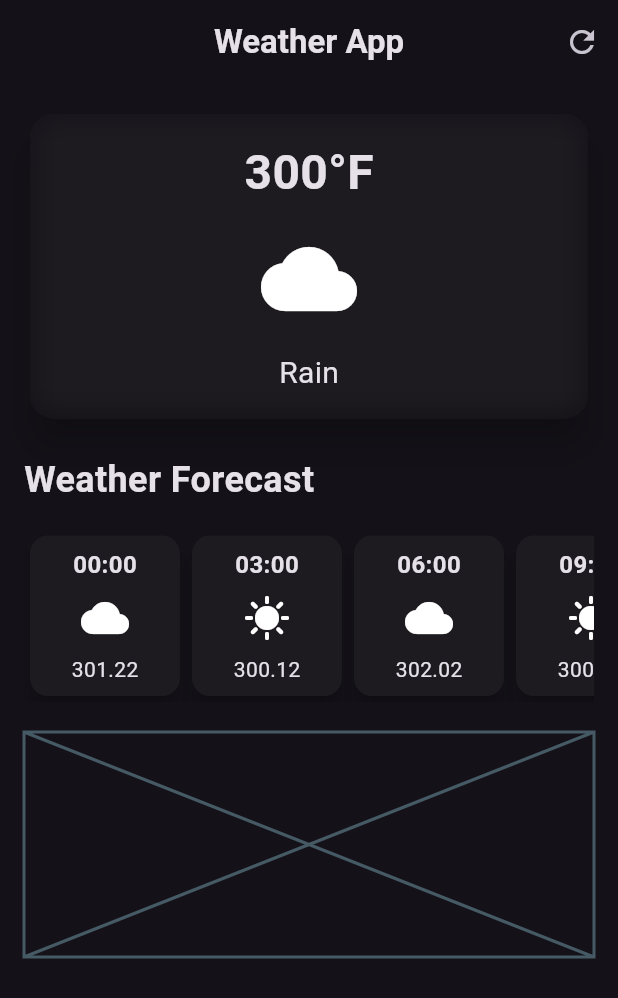
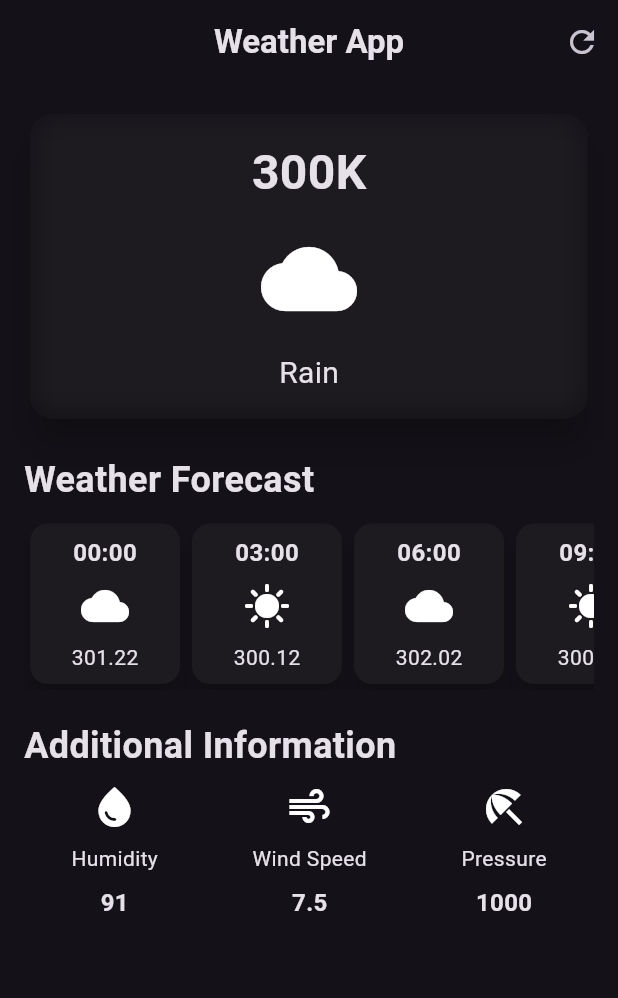
Before and after one commit to VishalKumar-007/Weather-App, a Flutter app: the screen it shows after launch, on a phone screen of 412 x 824 dp. Shown: the top 998 px of the screen. Run offline on Flutter 3.47's test engine with Material 3 defaults, Android fonts, the phone set to English and light mode, and no system bars.

Commit message:
additional info UI completed (last section of app)

```diff
--- /dev/null
+++ b/lib/additional_info_item.dart
@@ -0,0 +1,35 @@
+import 'package:flutter/material.dart';
+
+class AdditionalInfoItem extends StatelessWidget {
+  final IconData icon;
+  final String label;
+  final String value;
+  const AdditionalInfoItem({
+    super.key,
+    required this.icon,
+    required this.label,
+    required this.value,
+  });
+
+  @override
+  Widget build(BuildContext context) {
+    return Column(
+      children: [
+        Icon(
+          icon,
+          size: 32,
+        ),
+        const SizedBox(height: 8),
+        Text(label),
+        const SizedBox(height: 8),
+        Text(
+          value,
+          style: const TextStyle(
+            fontSize: 16,
+            fontWeight: FontWeight.bold,
+          ),
+        ),
+      ],
+    );
+  }
+}
--- a/lib/weather_screen.dart
+++ b/lib/weather_screen.dart
@@ -1,5 +1,6 @@
 import 'dart:ui';
 import 'package:flutter/material.dart';
+import 'package:weather_app/additional_info_item.dart';
 import 'package:weather_app/hourly_forecast_item.dart';
 
 class WeatherScreen extends StatelessWidget {
@@ -48,7 +49,7 @@ class WeatherScreen extends StatelessWidget {
                       child: Column(
                         children: [
                           Text(
-                            '300°F',
+                            '300K',
                             style: TextStyle(
                               fontSize: 32,
                               fontWeight: FontWeight.bold,
@@ -80,7 +81,7 @@ class WeatherScreen extends StatelessWidget {
                 fontWeight: FontWeight.bold,
               ),
             ),
-            const SizedBox(height: 16),
+            const SizedBox(height: 8),
             const SingleChildScrollView(
               scrollDirection: Axis.horizontal,
               child: Row(
@@ -115,8 +116,33 @@ class WeatherScreen extends StatelessWidget {
             ),
             const SizedBox(height: 20),
             // additional info section
-            const Placeholder(
-              fallbackHeight: 150,
+            const Text(
+              'Additional Information',
+              style: TextStyle(
+                fontSize: 24,
+                fontWeight: FontWeight.bold,
+              ),
+            ),
+            const SizedBox(height: 8),
+            const Row(
+              mainAxisAlignment: MainAxisAlignment.spaceAround,
+              children: [
+                AdditionalInfoItem(
+                  icon: Icons.water_drop,
+                  label: 'Humidity',
+                  value: '91',
+                ),
+                AdditionalInfoItem(
+                  icon: Icons.air,
+                  label: 'Wind Speed',
+                  value: '7.5',
+                ),
+                AdditionalInfoItem(
+                  icon: Icons.beach_access,
+                  label: 'Pressure',
+                  value: '1000',
+                ),
+              ],
             ),
           ],
         ),
```
